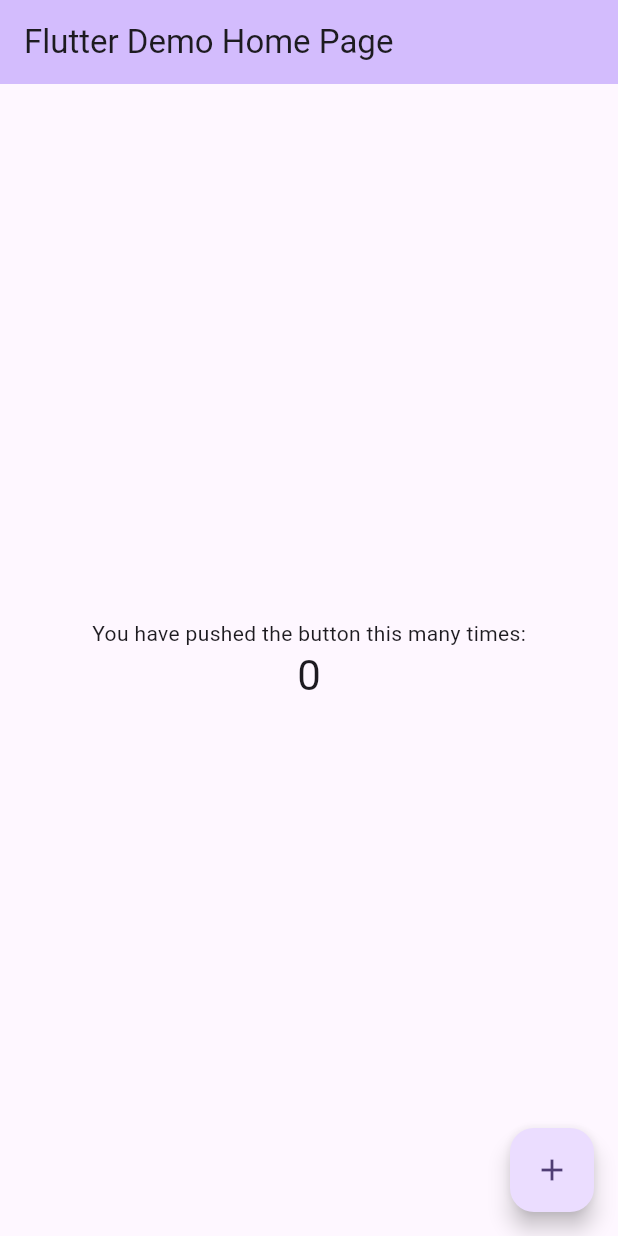
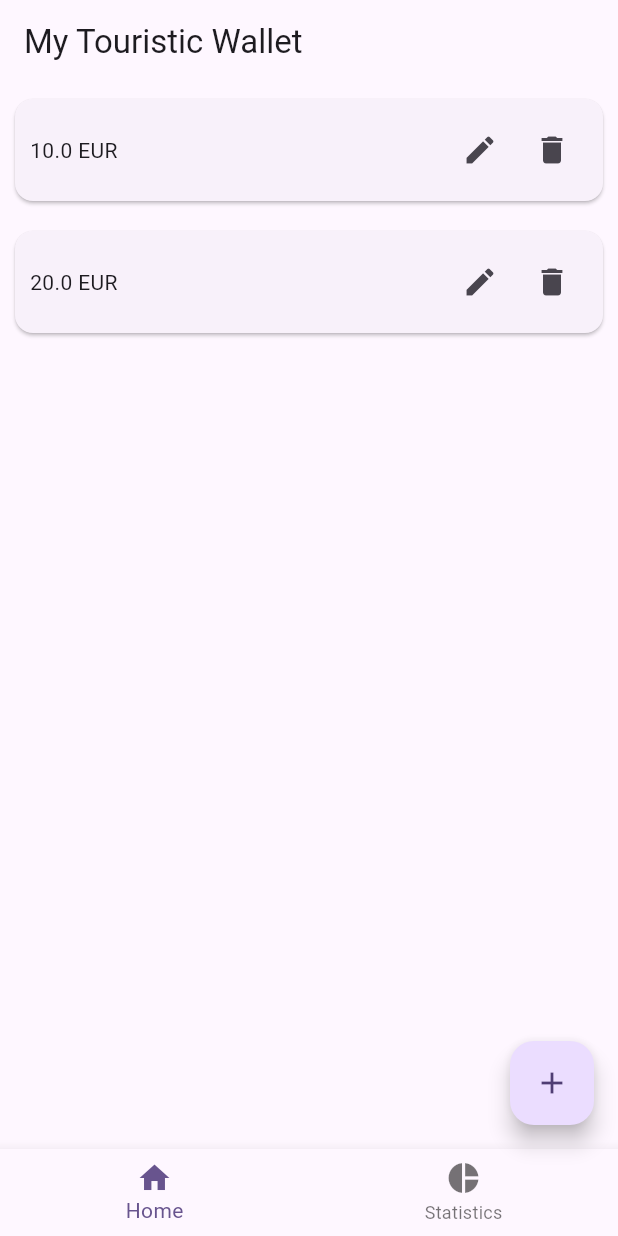
Before and after one commit to bdmendes/feup-cpm-touristic-wallet, a Flutter app: the screen it shows after launch, on a phone screen of 412 x 824 dp. Run offline on Flutter 3.47's test engine with Material 2 defaults, Android fonts, the light colour scheme and no system bars.

Commit message:
Add basic amount provider listing

```diff
--- a/touristic_wallet/lib/main.dart
+++ b/touristic_wallet/lib/main.dart
@@ -1,7 +1,18 @@
 import 'package:flutter/material.dart';
+import 'package:provider/provider.dart';
+import 'package:touristic_wallet/provider/amounts_provider.dart';
+import 'package:touristic_wallet/view/home/home_page.dart';
+import 'package:touristic_wallet/view/statistics/statistics_page.dart';
+
+import 'model/amount.dart';
 
 void main() {
-  runApp(const MyApp());
+  final amountsProvider = AmountsProvider();
+  amountsProvider.loadAmountsFromStorage();
+  runApp(
+    ChangeNotifierProvider(
+        create: (_) => amountsProvider, child: const MyApp()),
+  );
 }
 
 class MyApp extends StatelessWidget {
@@ -10,59 +21,62 @@ class MyApp extends StatelessWidget {
   @override
   Widget build(BuildContext context) {
     return MaterialApp(
-      title: 'Flutter Demo',
+      title: 'Touristic Wallet',
       theme: ThemeData(
         colorScheme: ColorScheme.fromSeed(seedColor: Colors.deepPurple),
         useMaterial3: true,
       ),
-      home: const MyHomePage(title: 'Flutter Demo Home Page'),
+      home: const MyAppPage(),
     );
   }
 }
 
-class MyHomePage extends StatefulWidget {
-  const MyHomePage({super.key, required this.title});
-
-  final String title;
+class MyAppPage extends StatefulWidget {
+  const MyAppPage({super.key});
 
   @override
-  State<MyHomePage> createState() => _MyHomePageState();
+  State<StatefulWidget> createState() {
+    return MyAppPageState();
+  }
 }
 
-class _MyHomePageState extends State<MyHomePage> {
-  int _counter = 0;
-
-  void _incrementCounter() {
-    setState(() {
-      _counter++;
-    });
-  }
+class MyAppPageState extends State<MyAppPage> {
+  int selectedPageIndex = 0;
 
   @override
   Widget build(BuildContext context) {
     return Scaffold(
       appBar: AppBar(
-        backgroundColor: Theme.of(context).colorScheme.inversePrimary,
-        title: Text(widget.title),
+        title: const Text('My Touristic Wallet'),
       ),
-      body: Center(
-        child: Column(
-          mainAxisAlignment: MainAxisAlignment.center,
-          children: <Widget>[
-            const Text(
-              'You have pushed the button this many times:',
-            ),
-            Text(
-              '$_counter',
-              style: Theme.of(context).textTheme.headlineMedium,
-            ),
-          ],
-        ),
-      ),
-      floatingActionButton: FloatingActionButton(
-        onPressed: _incrementCounter,
-        tooltip: 'Increment',
-        child: const Icon(Icons.add),
+      body: selectedPageIndex == 0 ? const HomePage() : const StatisticsPage(),
+      floatingActionButton: selectedPageIndex == 0
+          ? FloatingActionButton(
+              onPressed: () {
+                final amountsProvider =
+                    Provider.of<AmountsProvider>(context, listen: false);
+                amountsProvider.addAmount(Amount(10, 'EUR'));
+              },
+              child: const Icon(Icons.add),
+            )
+          : null,
+      bottomNavigationBar: BottomNavigationBar(
+        items: const <BottomNavigationBarItem>[
+          BottomNavigationBarItem(
+            icon: Icon(Icons.home),
+            label: 'Home',
+          ),
+          BottomNavigationBarItem(
+            icon: Icon(Icons.pie_chart),
+            label: 'Statistics',
+          ),
+        ],
+        onTap: (int index) {
+          setState(() {
+            selectedPageIndex = index;
+          });
+        },
+        currentIndex: selectedPageIndex,
       ),
     );
   }
--- /dev/null
+++ b/touristic_wallet/lib/model/amount.dart
@@ -0,0 +1,9 @@
+class Amount {
+  int? id;
+  double value;
+  final String currency;
+
+  Amount(this.value, String currency, {this.id})
+      : currency = currency.trim().toUpperCase(),
+        assert(value >= 0);
+}
--- /dev/null
+++ b/touristic_wallet/lib/provider/amounts_provider.dart
@@ -0,0 +1,39 @@
+import 'dart:collection';
+
+import 'package:flutter/material.dart';
+
+import '../model/amount.dart';
+
+class AmountsProvider extends ChangeNotifier {
+  List<Amount> _amounts = [];
+
+  UnmodifiableListView<Amount> get amounts => UnmodifiableListView(_amounts);
+
+  Future<void> loadAmountsFromStorage() async {
+    // TODO: Get from the database
+    final amounts = await Future.delayed(
+      const Duration(seconds: 3),
+      () => [
+        Amount(10, 'EUR'),
+        Amount(20, 'EUR'),
+      ],
+    );
+    _amounts = amounts;
+    notifyListeners();
+  }
+
+  void addAmount(Amount amount) {
+    _amounts.add(amount);
+    notifyListeners();
+  }
+
+  void removeAmount(Amount amount) {
+    _amounts.remove(amount);
+    notifyListeners();
+  }
+
+  void editAmountValue(Amount amount, double newValue) {
+    amount.value = newValue;
+    notifyListeners();
+  }
+}
--- /dev/null
+++ b/touristic_wallet/lib/view/home/amount_card.dart
@@ -0,0 +1,43 @@
+import 'package:flutter/material.dart';
+import 'package:provider/provider.dart';
+
+import '../../model/amount.dart';
+import '../../provider/amounts_provider.dart';
+
+class AmountCard extends StatefulWidget {
+  const AmountCard({super.key, required this.amount});
+
+  final Amount amount;
+
+  @override
+  State<StatefulWidget> createState() {
+    return AmountCardState();
+  }
+}
+
+class AmountCardState extends State<AmountCard> {
+  @override
+  Widget build(BuildContext context) {
+    final amountsProvider = Provider.of<AmountsProvider>(context, listen: false);
+    return Card(
+        margin: const EdgeInsets.all(10),
+        child: Padding(
+            padding: const EdgeInsets.all(10),
+            child: Row(
+              children: [
+                Text('${widget.amount.value} ${widget.amount.currency}'),
+                const Spacer(),
+                IconButton(
+                    onPressed: () {
+                      return;
+                    },
+                    icon: const Icon(Icons.edit)),
+                IconButton(
+                    onPressed: () {
+                      amountsProvider.removeAmount(widget.amount);
+                    },
+                    icon: const Icon(Icons.delete)),
+              ],
+            )));
+  }
+}
--- /dev/null
+++ b/touristic_wallet/lib/view/home/home_page.dart
@@ -0,0 +1,23 @@
+import 'package:flutter/material.dart';
+import 'package:provider/provider.dart';
+import 'package:touristic_wallet/provider/amounts_provider.dart';
+import 'amount_card.dart';
+
+class HomePage extends StatelessWidget {
+  const HomePage({super.key});
+
+  @override
+  Widget build(BuildContext context) {
+    return Consumer<AmountsProvider>(
+      builder: (context, amountsProvider, child) {
+        return ListView.builder(
+          itemCount: amountsProvider.amounts.length,
+          itemBuilder: (context, index) {
+            final amount = amountsProvider.amounts[index];
+            return AmountCard(amount: amount);
+          },
+        );
+      },
+    );
+  }
+}
--- a/touristic_wallet/pubspec.yaml
+++ b/touristic_wallet/pubspec.yaml
@@ -30,6 +30,7 @@ environment:
 dependencies:
   flutter:
     sdk: flutter
+  provider: ^6.0.5
 
 
   # The following adds the Cupertino Icons font to your application.
```
Also changed, not shown: touristic_wallet/lib/view/home/amount_dialog.dart (added, +21 -0 lines), touristic_wallet/lib/view/statistics/statistics_page.dart (added, +10 -0 lines), touristic_wallet/pubspec.lock.
